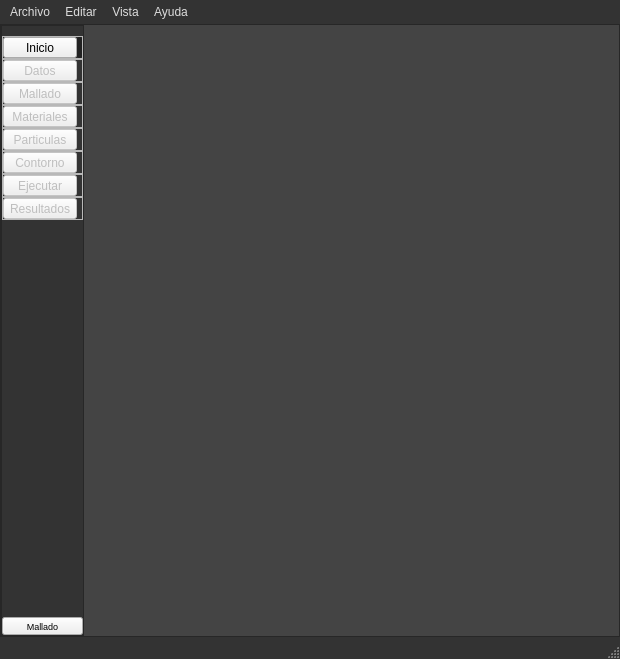
Qt form app/ui/main_window.ui (edwinar13/MPM-UN) before a commit.
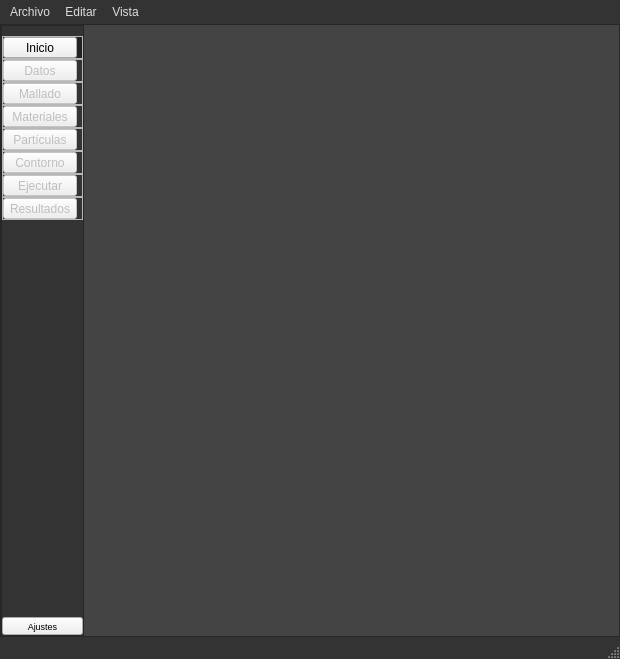
The same form after that commit. Icons and pictures are not drawn.

Diff of the .ui file:
```diff
--- a/app/ui/main_window.ui
+++ b/app/ui/main_window.ui
@@ -879,7 +879,7 @@
                 </sizepolicy>
                </property>
                <property name="text">
-                <string>Particulas</string>
+                <string>Partículas</string>
                </property>
                <property name="icon">
                 <iconset resource="../resources/iconos.qrc">
@@ -1203,7 +1203,7 @@
              </font>
             </property>
             <property name="text">
-             <string>Mallado</string>
+             <string>Ajustes</string>
             </property>
             <property name="icon">
              <iconset resource="../resources/iconos.qrc">
@@ -1477,27 +1477,10 @@
     <addaction name="action_rule"/>
     <addaction name="action_dibujo"/>
     <addaction name="separator"/>
-    <addaction name="action_opcionVisualizacion"/>
-   </widget>
-   <widget class="QMenu" name="menu_ayuda">
-    <property name="font">
-     <font>
-      <family>Ubuntu</family>
-      <pointsize>10</pointsize>
-      <italic>false</italic>
-      <fontweight>Medium</fontweight>
-     </font>
-    </property>
-    <property name="title">
-     <string>Ayuda</string>
-    </property>
-    <addaction name="action_ayuda"/>
-    <addaction name="action_acerdaDe"/>
    </widget>
    <addaction name="menu_archivo"/>
    <addaction name="menu_editar"/>
    <addaction name="menu_vista"/>
-   <addaction name="menu_ayuda"/>
   </widget>
   <widget class="QStatusBar" name="statusbar">
    <property name="statusTip">
```
Left out of the diff: 74 changed lines with no effect on the pictures.
